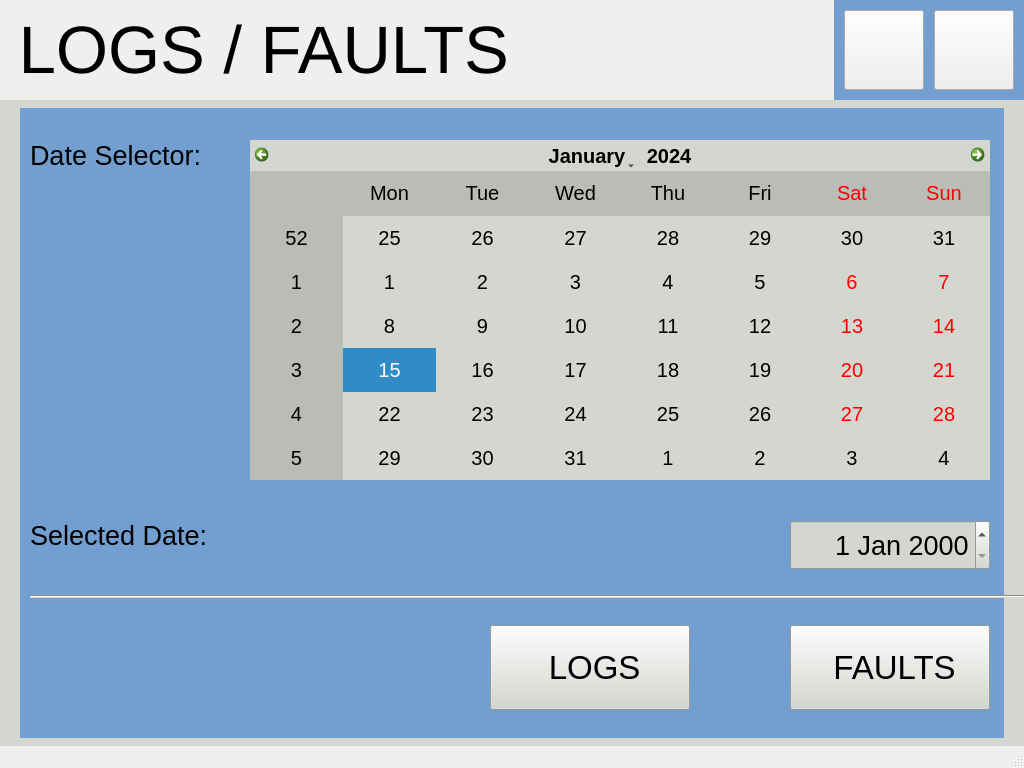
First picture: the form in logswindow.ui, repository kartikeya8973/emu_hmi_app, before the edit.
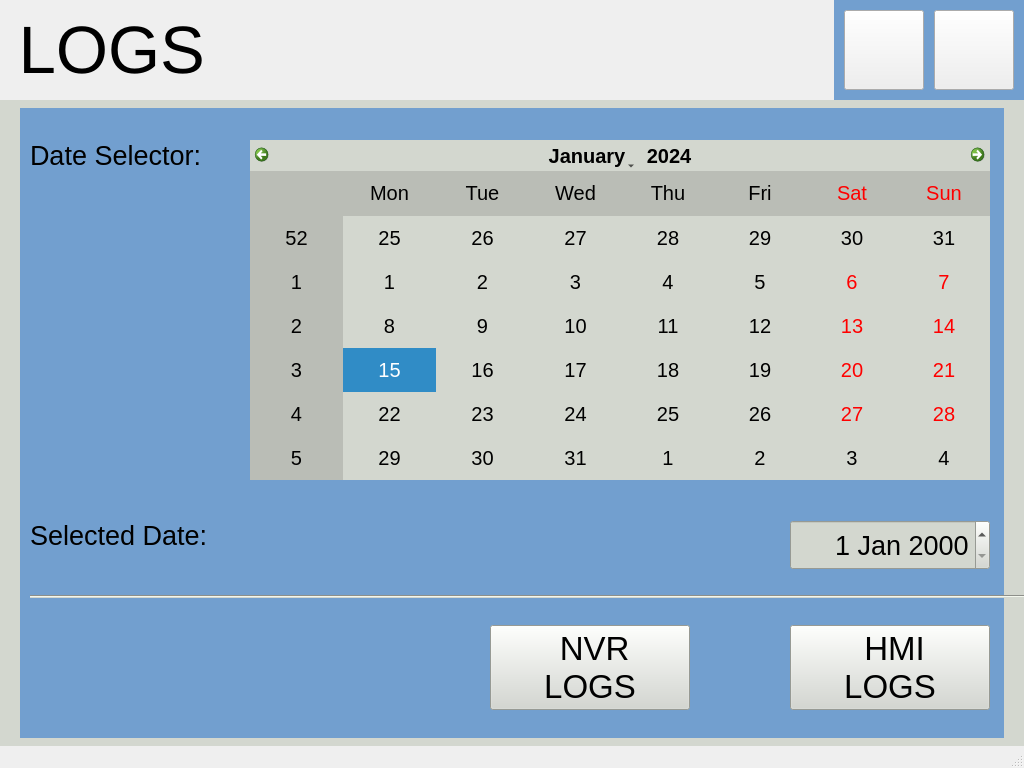
Second picture: the form after the edit. Icons and pictures are not drawn.

What changed in the file:
```diff
--- a/logswindow.ui
+++ b/logswindow.ui
@@ -134,7 +134,8 @@
        </font>
       </property>
       <property name="text">
-       <string> LOGS</string>
+       <string> NVR 
+LOGS</string>
       </property>
       <property name="icon">
        <iconset resource="icons.qrc">
@@ -203,7 +204,8 @@
        </font>
       </property>
       <property name="text">
-       <string> FAULTS</string>
+       <string> HMI 
+LOGS</string>
       </property>
       <property name="icon">
        <iconset resource="icons.qrc">
@@ -473,7 +475,7 @@
      </font>
     </property>
     <property name="text">
-     <string> LOGS / FAULTS</string>
+     <string> LOGS </string>
     </property>
    </widget>
    <widget class="QLabel" name="label_button">
```
Left out of the diff: 2 changed lines with no effect on the pictures.
